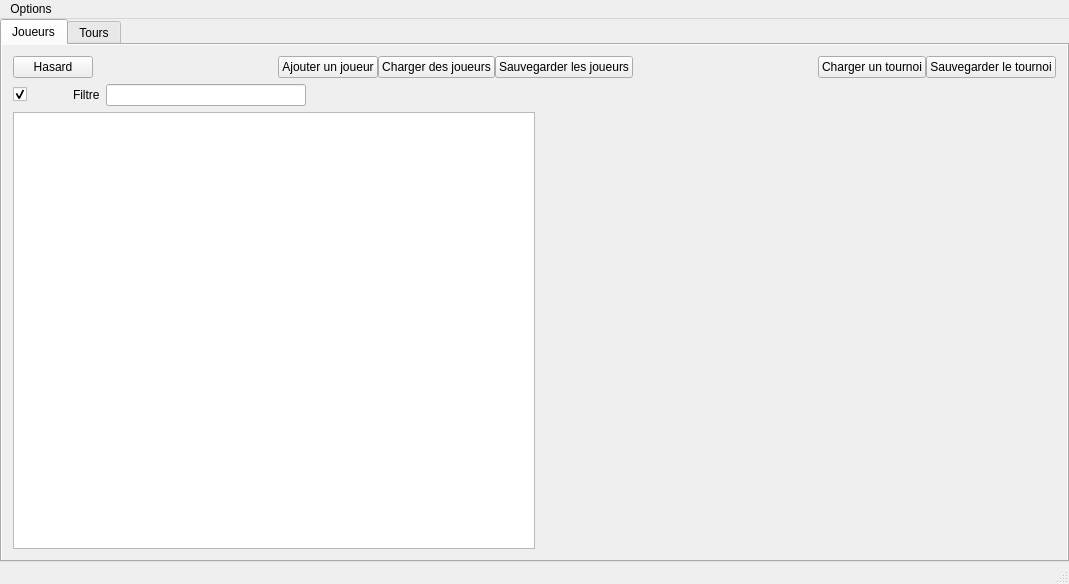
This is mainwindow/mainwindow.ui in dsarrut/btm as Qt 5 draws it before an edit. The edited form follows.
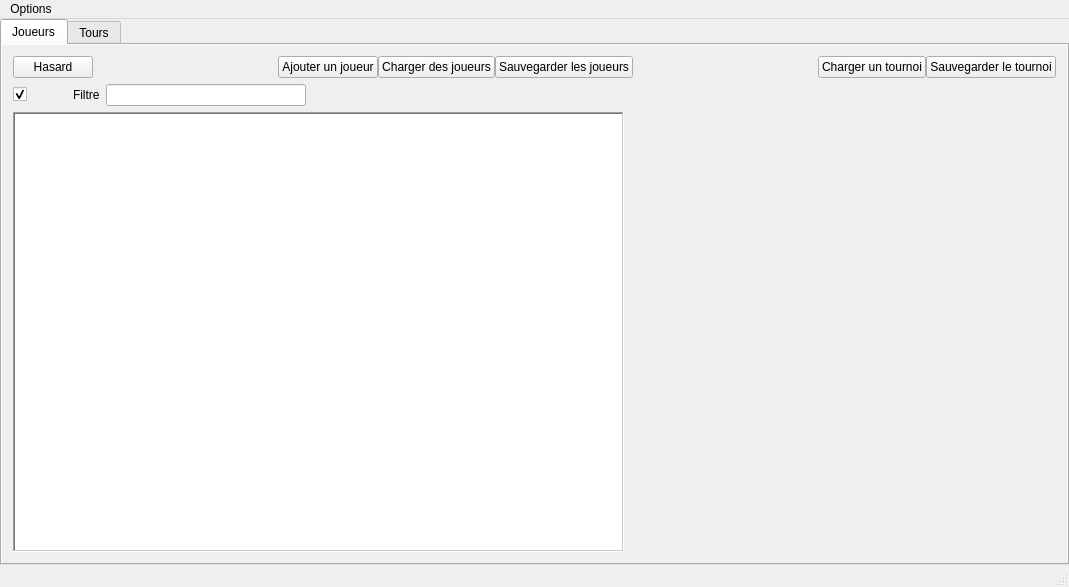
This is the edited form. The open tabs and pages were chosen to show the change. Icons and pictures are not drawn. Custom widgets are drawn as their Qt base class.

Commit message: static compil + UI tuning

Patch:
```diff
--- a/mainwindow/mainwindow.ui
+++ b/mainwindow/mainwindow.ui
@@ -205,6 +205,24 @@
           </property>
           <item>
            <widget class="QTableView" name="tablePlayersView">
+            <property name="sizePolicy">
+             <sizepolicy hsizetype="Expanding" vsizetype="Expanding">
+              <horstretch>0</horstretch>
+              <verstretch>0</verstretch>
+             </sizepolicy>
+            </property>
+            <property name="minimumSize">
+             <size>
+              <width>400</width>
+              <height>0</height>
+             </size>
+            </property>
+            <property name="frameShape">
+             <enum>QFrame::WinPanel</enum>
+            </property>
+            <property name="frameShadow">
+             <enum>QFrame::Sunken</enum>
+            </property>
             <property name="editTriggers">
              <set>QAbstractItemView::AnyKeyPressed|QAbstractItemView::CurrentChanged|QAbstractItemView::DoubleClicked|QAbstractItemView::EditKeyPressed</set>
             </property>
@@ -214,23 +232,44 @@
             <property name="selectionBehavior">
              <enum>QAbstractItemView::SelectRows</enum>
             </property>
+            <property name="showGrid">
+             <bool>true</bool>
+            </property>
             <property name="sortingEnabled">
              <bool>true</bool>
             </property>
            </widget>
           </item>
           <item>
-           <spacer name="horizontalSpacer_3">
-            <property name="orientation">
-             <enum>Qt::Horizontal</enum>
+           <widget class="QLabel" name="label_2">
+            <property name="sizePolicy">
+             <sizepolicy hsizetype="Fixed" vsizetype="Fixed">
+              <horstretch>0</horstretch>
+              <verstretch>0</verstretch>
+             </sizepolicy>
             </property>
-            <property name="sizeHint" stdset="0">
+            <property name="minimumSize">
              <size>
-              <width>40</width>
-              <height>20</height>
+              <width>432</width>
+              <height>438</height>
              </size>
             </property>
-           </spacer>
+            <property name="maximumSize">
+             <size>
+              <width>432</width>
+              <height>438</height>
+             </size>
+            </property>
+            <property name="text">
+             <string/>
+            </property>
+            <property name="pixmap">
+             <pixmap resource="resource.qrc">:/icons/icons/bad.jpg</pixmap>
+            </property>
+            <property name="scaledContents">
+             <bool>true</bool>
+            </property>
+           </widget>
           </item>
          </layout>
         </item>
```
Left out of the diff: 2 changed lines with no effect on the pictures. The commit also changes 7 other files.
